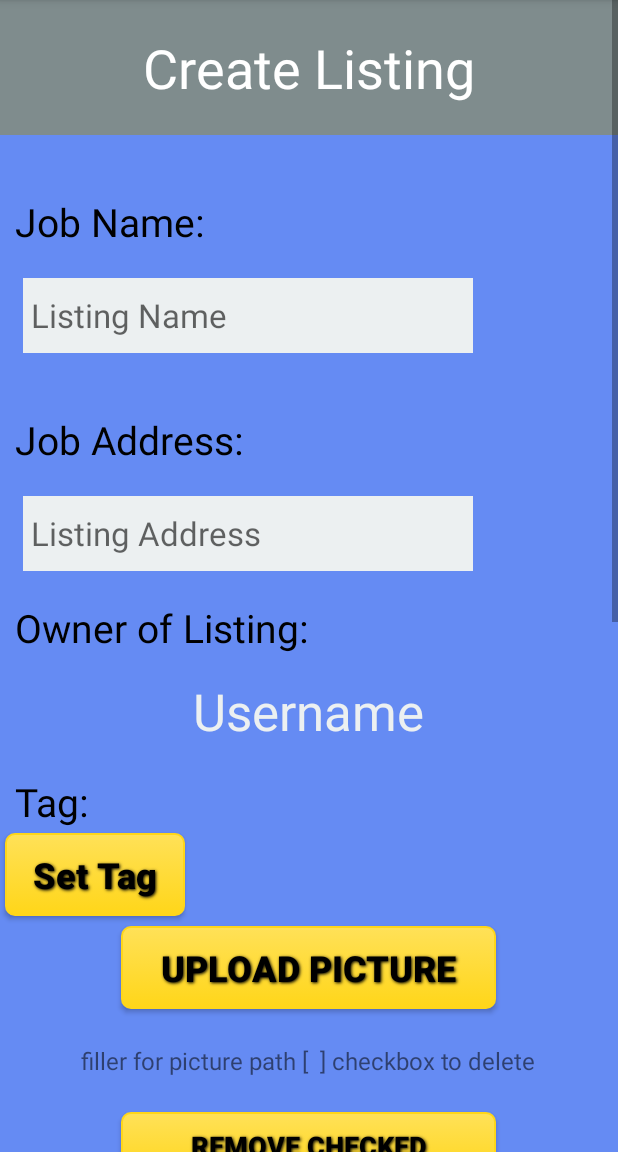
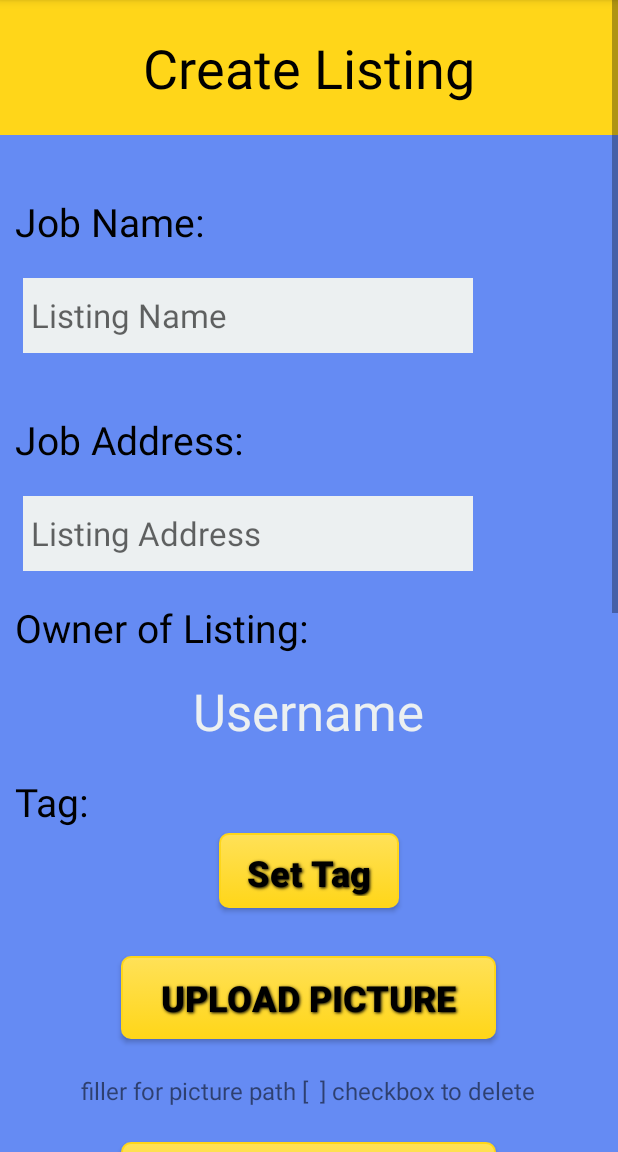
Before and after one commit to rdw88/Joblet, an Android app: the fragment CreateListing shown on its own in the app's theme, on a phone screen of 412 x 824 dp, the part 84-1236 px from its top. Run offline under Robolectric (Android 15) with nearby library versions, the phone set to English and light mode, and no system bars; network calls fail; 1 statement that could not run was skipped.

Commit message:
Did some more color changes

```diff
--- a/android/src/main/java/com/jobs/activity/ListingTags.java
+++ b/android/src/main/java/com/jobs/activity/ListingTags.java
@@ -8,6 +8,7 @@ import android.os.Bundle;
 import android.view.LayoutInflater;
 import android.view.View;
 import android.view.ViewGroup;
+import android.view.Window;
 import android.widget.*;
 import com.jobs.R;
 import com.jobs.backend.Address;
@@ -18,6 +19,7 @@ import java.util.ArrayList;
 
 public class ListingTags extends Activity {
     protected void onCreate(Bundle savedInstanceState) {
+        this.requestWindowFeature(Window.FEATURE_NO_TITLE);
         super.onCreate(savedInstanceState);
         setContentView(R.layout.listing_tags);
     }
--- a/android/src/main/java/com/jobs/activity/Login.java
+++ b/android/src/main/java/com/jobs/activity/Login.java
@@ -36,7 +36,6 @@ public class Login extends Activity {
 
         email = (EditText) findViewById(R.id.email);
         password = (EditText) findViewById(R.id.password);
-
         Button login = (Button) findViewById(R.id.login);
         login.setOnClickListener(new View.OnClickListener(){
             public void onClick(View v) {
--- a/android/src/main/java/com/jobs/activity/Main.java
+++ b/android/src/main/java/com/jobs/activity/Main.java
@@ -7,6 +7,8 @@ import android.support.v4.app.FragmentPagerAdapter;
 import android.support.v4.app.FragmentManager;
 import android.support.v4.app.Fragment;
 import android.support.v4.view.ViewPager;
+import android.view.Window;
+
 import com.jobs.R;
 import com.jobs.fragment.CheckListings;
 import com.jobs.fragment.CreateListing;
@@ -19,6 +21,7 @@ public class Main extends FragmentActivity {
     private String data;
 
     protected void onCreate(Bundle savedInstanceState) {
+        this.requestWindowFeature(Window.FEATURE_NO_TITLE);
         super.onCreate(savedInstanceState);
         setContentView(R.layout.activity_main);
         data = getIntent().getExtras().getString("data");
--- a/android/src/main/java/com/jobs/activity/TagSelector.java
+++ b/android/src/main/java/com/jobs/activity/TagSelector.java
@@ -18,6 +18,7 @@ public class TagSelector extends Activity {
     private final ArrayList<String> selected = new ArrayList<String>();
 
     protected void onCreate(Bundle savedInstanceState) {
+        this.requestWindowFeature(Window.FEATURE_NO_TITLE);
         super.onCreate(savedInstanceState);
         setContentView(R.layout.tag_selector);
     }
--- a/android/src/main/res/layout/check_listings.xml
+++ b/android/src/main/res/layout/check_listings.xml
@@ -28,7 +28,7 @@
     <Button
         android:background="@drawable/button"
         android:id="@+id/checkListings_filter"
-        android:layout_width="75dp"
+        android:layout_width="80dp"
         android:layout_height="40dp"
         android:text="Filter"
         style="@style/button_text_small"
--- a/android/src/main/res/layout/create_listing.xml
+++ b/android/src/main/res/layout/create_listing.xml
@@ -2,7 +2,8 @@
 
 <ScrollView xmlns:android="http://schemas.android.com/apk/res/android"
             android:layout_width="fill_parent"
-            android:layout_height="fill_parent">
+            android:layout_height="fill_parent"
+            >
     <LinearLayout
             android:orientation="vertical"
             android:layout_width="match_parent"
@@ -21,7 +22,7 @@
                       android:layout_height="wrap_content"
                       android:layout_gravity="center"
                       android:text="Create Listing"
-                      android:textColor="#FFFFFF"
+                      android:textColor="#000000"
                       android:textSize="36dp"
                       android:id="@+id/title_create_listing"
                       android:layout_centerInParent="true"
@@ -43,7 +44,7 @@
                 android:layout_height="50dp"
                 android:background="#ecf0f1"
                 android:textSize="22sp"
-                android:textColor="#ecf0f1"
+                android:textColor="#000000"
                 android:id="@+id/listing_name"
                 android:hint=" Listing Name"
                 android:layout_marginLeft="15dp"
@@ -64,7 +65,7 @@
                 android:layout_height="50dp"
                 android:background="#ecf0f1"
                 android:textSize="22sp"
-                android:textColor="#ecf0f1"
+                android:textColor="#000000"
                 android:id="@+id/listing_location"
                 android:hint=" Listing Address"
                 android:layout_marginLeft="15dp"
@@ -105,13 +106,17 @@
                 android:background="@drawable/button"
                 android:id="@+id/set_tag"
                 android:layout_width="120dp"
-                android:layout_height="55dp"
-                android:layout_marginBottom="15dp"
+                android:layout_height="50dp"
+                android:layout_gravity="center"
                 android:layout_marginTop="15dp"
                 android:text="Set Tag"
                 android:textAllCaps="false"
                 style="@style/button_text_medium"
                 />
+        <RelativeLayout
+            android:layout_width="wrap_content"
+            android:layout_height="wrap_content"
+            android:layout_marginBottom="25dp"></RelativeLayout>
         <Button
                 android:background="@drawable/button"
                 android:id="@+id/button_createListing_uploadPicture"
@@ -178,7 +183,7 @@
                 android:layout_height="50dp"
                 android:background="#ecf0f1"
                 android:textSize="22sp"
-                android:textColor="#ecf0f1"
+                android:textColor="#000000"
                 android:id="@+id/starting_amount"
                 android:hint=" Starting Amount"
                 android:inputType="number"
@@ -201,7 +206,7 @@
                 android:layout_height="50dp"
                 android:background="#ecf0f1"
                 android:textSize="22sp"
-                android:textColor="#ecf0f1"
+                android:textColor="#000000"
                 android:id="@+id/min_reputation"
                 android:hint=" Minimum Reputation"
                 android:layout_marginLeft="15dp"
--- a/android/src/main/res/layout/login.xml
+++ b/android/src/main/res/layout/login.xml
@@ -22,7 +22,7 @@
         android:layout_gravity="center_horizontal"
         android:hint="  Email Address"
         android:layout_marginTop="20dp"
-        android:inputType="text"
+        android:inputType="textEmailAddress"
         android:id="@+id/email"
         android:background="#ecf0f1"
         />
--- a/android/src/main/res/layout/tag_list_item.xml
+++ b/android/src/main/res/layout/tag_list_item.xml
@@ -5,13 +5,15 @@
               android:baselineAligned="false"
               android:descendantFocusability="blocksDescendants"
               android:layout_width="match_parent"
-              android:layout_height="match_parent">
+              android:layout_height="match_parent"
+              android:background="#FFFB6C">
 
     <CheckBox android:layout_width="wrap_content"
               android:layout_height="wrap_content"
             android:layout_marginLeft="20dp"
             android:layout_centerVertical="true"
-            android:id="@+id/tag_checkbox"/>
+            android:id="@+id/tag_checkbox"
+            />
 
     <TextView android:layout_width="wrap_content"
               android:layout_height="wrap_content"
--- a/android/src/main/res/values/styles.xml
+++ b/android/src/main/res/values/styles.xml
@@ -9,7 +9,7 @@
     <color name="cementInfo">#000000</color>
     ecf0f1
     <color name="button">#FFE158</color>
-    <color name="title_color">#7f8c8d</color>
+    <color name="title_color">#FFD619</color>
     2A52BE
     <color name="custom_theme_color">#658BF3</color>
     <style name="AppBaseTheme" parent="android:Theme.Holo.Light.NoActionBar">
```
Also changed, not shown: android/src/main/res/drawable/button_blue.xml (added, +39 -0 lines), android/src/main/res/layout/landing_page.xml (+8 -7 lines), android/src/main/res/layout/listing_tags.xml (+22 -3 lines), android/src/main/res/layout/tag_selector.xml (+24 -4 lines).
